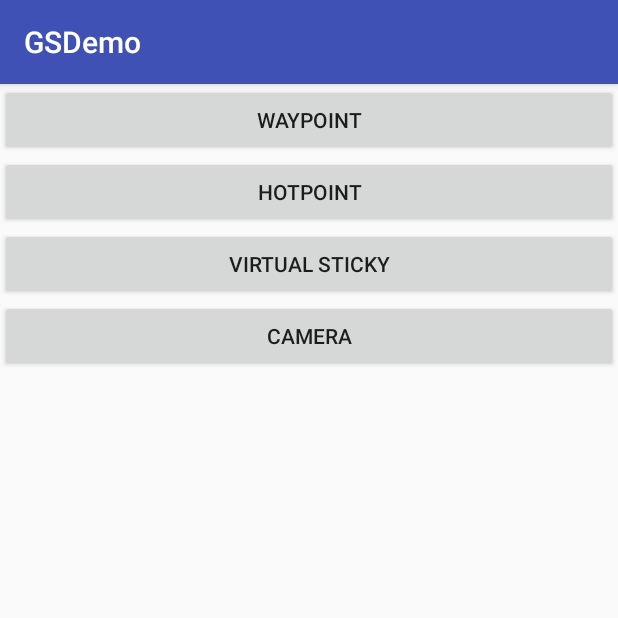
After one commit to yushiwo/GSDemo, an Android app: the TestActivity screen opened directly, with no data from a screen before it, on a phone screen of 412 x 824 dp, the top half of it. The commit adds this screen. Run offline under Robolectric (Android 15) with nearby library versions, the phone set to English and light mode, and no system bars.

Commit message:
增加图传功能

```diff
--- a/app/build.gradle
+++ b/app/build.gradle
@@ -31,7 +31,7 @@ android {
 
     //Mention in the doc
     dexOptions {
-        incremental = true;
+//        incremental = true;
         preDexLibraries = false
         javaMaxHeapSize "4g" // 2g should be also OK
     }
--- a/app/src/main/AndroidManifest.xml
+++ b/app/src/main/AndroidManifest.xml
@@ -83,6 +83,9 @@
             android:name=".MainActivity"
             android:screenOrientation="portrait" />
 
+        <activity
+            android:name=".TestActivity"
+            android:screenOrientation="portrait" />
     </application>
 
 </manifest>
--- a/app/src/main/java/com/dji/GSDemo/GaodeMap/ConnectionActivity.java
+++ b/app/src/main/java/com/dji/GSDemo/GaodeMap/ConnectionActivity.java
@@ -265,7 +265,7 @@ public class ConnectionActivity extends Activity implements View.OnClickListener
         switch (v.getId()) {
 
             case R.id.btn_open: {
-                Intent intent = new Intent(this, MainActivity.class);
+                Intent intent = new Intent(this, TestActivity.class);
                 startActivity(intent);
                 break;
             }
--- a/app/src/main/java/com/dji/GSDemo/GaodeMap/MainActivity.java
+++ b/app/src/main/java/com/dji/GSDemo/GaodeMap/MainActivity.java
@@ -89,7 +89,7 @@ public class MainActivity extends FragmentActivity implements View.OnClickListen
     public static WaypointMission.Builder waypointMissionBuilder;
     private FlightController mFlightController;
     private WaypointMissionOperator instance;
-    private WaypointMissionFinishedAction mFinishedAction = WaypointMissionFinishedAction.NO_ACTION;
+    private WaypointMissionFinishedAction mFinishedAction = WaypointMissionFinishedAction.GO_HOME;
     private WaypointMissionHeadingMode mHeadingMode = WaypointMissionHeadingMode.AUTO;
 
     @Override
--- /dev/null
+++ b/app/src/main/java/com/dji/GSDemo/GaodeMap/TestActivity.java
@@ -0,0 +1,69 @@
+package com.dji.GSDemo.GaodeMap;
+
+import android.content.Intent;
+import android.support.v7.app.AppCompatActivity;
+import android.os.Bundle;
+import android.view.View;
+import android.widget.Button;
+import android.widget.Toast;
+
+public class TestActivity extends AppCompatActivity implements View.OnClickListener {
+
+    private Button mWayPointButton;
+    private Button mHotPointButton;
+    private Button mVirtualStickyButton;
+    private Button mCameraButton;
+
+    @Override
+    protected void onCreate(Bundle savedInstanceState) {
+        super.onCreate(savedInstanceState);
+        setContentView(R.layout.activity_test2);
+
+        initView();
+
+        setListener();
+    }
+
+    private void initView() {
+        mWayPointButton = findViewById(R.id.btn_way_point);
+        mHotPointButton = findViewById(R.id.btn_hot_point);
+        mVirtualStickyButton = findViewById(R.id.btn_virtual_sticky_point);
+        mCameraButton = findViewById(R.id.btn_way_camera);
+    }
+
+    private void setListener() {
+        mWayPointButton.setOnClickListener(this);
+        mHotPointButton.setOnClickListener(this);
+        mVirtualStickyButton.setOnClickListener(this);
+        mCameraButton.setOnClickListener(this);
+    }
+
+    @Override
+    public void onClick(View v) {
+        switch (v.getId()) {
+            case R.id.btn_way_point:
+                Intent intent = new Intent(this, MainActivity.class);
+                startActivity(intent);
+                break;
+            case R.id.btn_hot_point:
+                showToast("hot point");
+                break;
+            case R.id.btn_virtual_sticky_point:
+                showToast("virtual sticky");
+                break;
+            case R.id.btn_way_camera:
+                showToast("camera");
+                break;
+            default:
+                break;
+        }
+    }
+
+    public void showToast(final String msg) {
+        runOnUiThread(new Runnable() {
+            public void run() {
+                Toast.makeText(TestActivity.this, msg, Toast.LENGTH_SHORT).show();
+            }
+        });
+    }
+}
--- /dev/null
+++ b/app/src/main/res/layout/activity_test2.xml
@@ -0,0 +1,38 @@
+<?xml version="1.0" encoding="utf-8"?>
+<LinearLayout xmlns:android="http://schemas.android.com/apk/res/android"
+    xmlns:app="http://schemas.android.com/apk/res-auto"
+    xmlns:tools="http://schemas.android.com/tools"
+    android:orientation="vertical"
+    android:layout_width="match_parent"
+    android:layout_height="match_parent"
+    tools:context=".TestActivity">
+
+    <Button
+        android:id="@+id/btn_way_point"
+        android:layout_width="match_parent"
+        android:layout_height="wrap_content"
+        android:text="WayPoint"
+        />
+
+    <Button
+        android:id="@+id/btn_hot_point"
+        android:layout_width="match_parent"
+        android:layout_height="wrap_content"
+        android:text="HotPoint"
+        />
+
+    <Button
+        android:id="@+id/btn_virtual_sticky_point"
+        android:layout_width="match_parent"
+        android:layout_height="wrap_content"
+        android:text="Virtual Sticky"
+        />
+
+    <Button
+        android:id="@+id/btn_way_camera"
+        android:layout_width="match_parent"
+        android:layout_height="wrap_content"
+        android:text="Camera"
+        />
+
+</LinearLayout>
```
Also changed, not shown: 29 other files.
